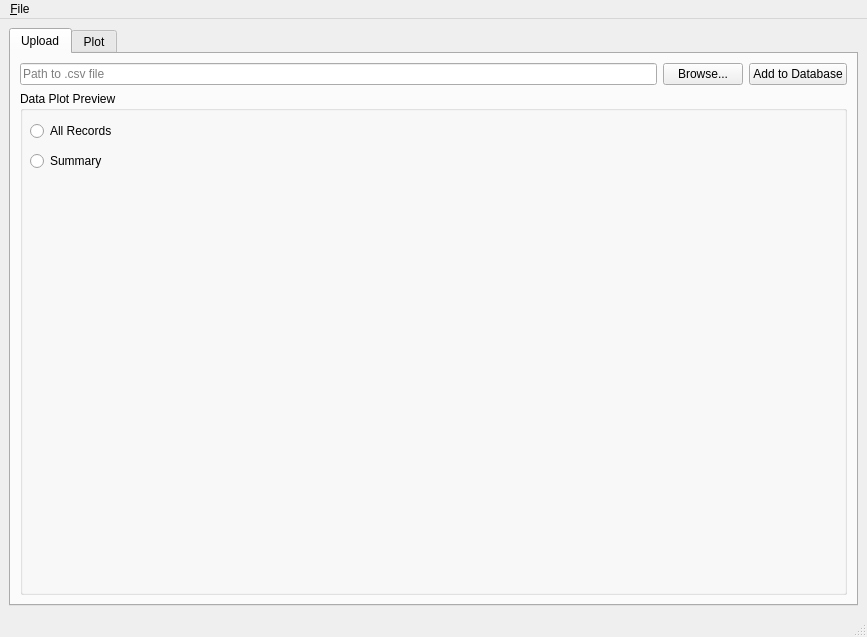
First picture: the form in resources/Interface.ui, repository vreed1/LogPlot, before the edit.
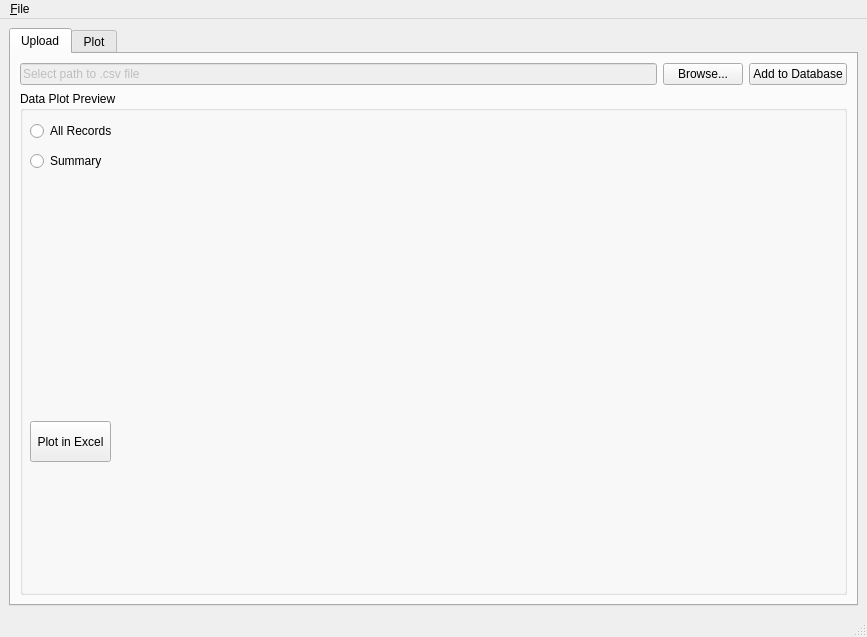
Second picture: the form after the edit. The open tabs and pages were chosen to show the change.

Commit message: added first implementation for exporting plots to excel

```diff
--- a/resources/Interface.ui
+++ b/resources/Interface.ui
@@ -29,6 +29,12 @@
          <layout class="QGridLayout" name="gridLayout_3">
           <item row="0" column="0">
            <widget class="QLineEdit" name="filePath">
+            <property name="enabled">
+             <bool>false</bool>
+            </property>
+            <property name="text">
+             <string>Select path to .csv file</string>
+            </property>
             <property name="placeholderText">
              <string>Path to .csv file</string>
             </property>
@@ -81,6 +87,19 @@
                 <string>Summary</string>
                </property>
               </widget>
+              <widget class="QPushButton" name="PlotExcelButton">
+               <property name="geometry">
+                <rect>
+                 <x>10</x>
+                 <y>330</y>
+                 <width>81</width>
+                 <height>41</height>
+                </rect>
+               </property>
+               <property name="text">
+                <string>Plot in Excel</string>
+               </property>
+              </widget>
              </widget>
             </item>
            </layout>
```
Left out of the diff: 8 changed lines with no effect on the pictures. The commit also changes 5 other files.
